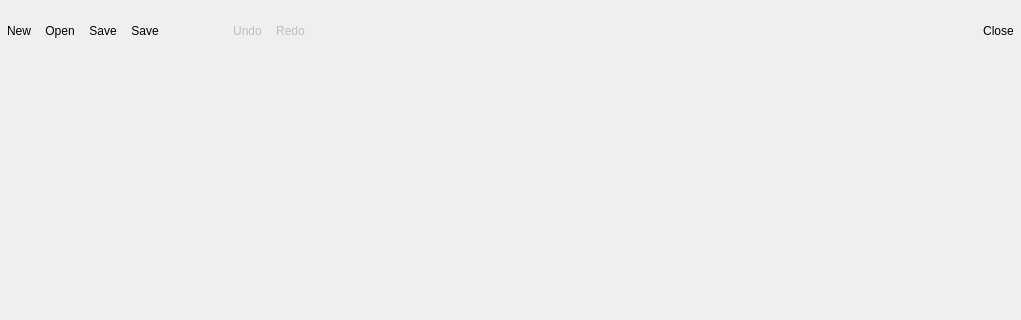
ImagingTools/ImtCore, file Include/imtgui/CStandardDocumentViewDecorator.ui: the form before one commit; both pictures show x 0 to 1021 and y 0 to 320 of the 1021 by 552 pixel window.
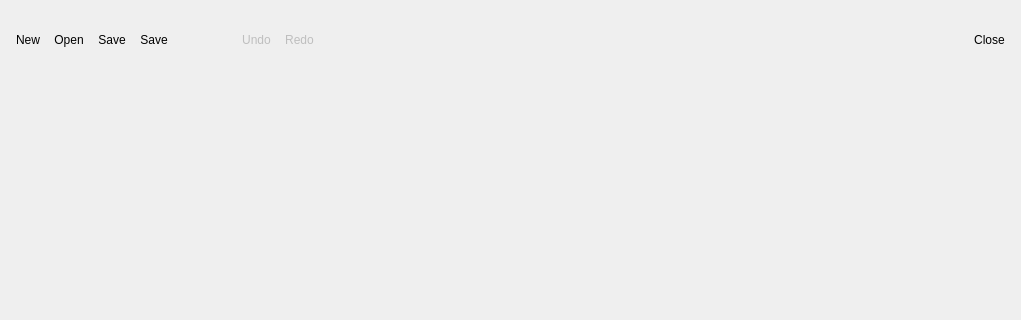
The form after the commit. Icons and pictures are not drawn.

Commit message: Collecction view improved

Diff of the .ui file:
```diff
--- a/Include/imtgui/CStandardDocumentViewDecorator.ui
+++ b/Include/imtgui/CStandardDocumentViewDecorator.ui
@@ -48,7 +48,7 @@
        <number>0</number>
       </property>
       <property name="bottomMargin">
-       <number>6</number>
+       <number>0</number>
       </property>
       <item>
        <widget class="QFrame" name="DocumentTitleFrame">
@@ -102,6 +102,18 @@
         <property name="spacing">
          <number>0</number>
         </property>
+        <property name="leftMargin">
+         <number>9</number>
+        </property>
+        <property name="topMargin">
+         <number>9</number>
+        </property>
+        <property name="rightMargin">
+         <number>9</number>
+        </property>
+        <property name="bottomMargin">
+         <number>9</number>
+        </property>
         <item>
          <widget class="QToolButton" name="NewButton">
           <property name="text">
```
The commit also changes 9 other files.
